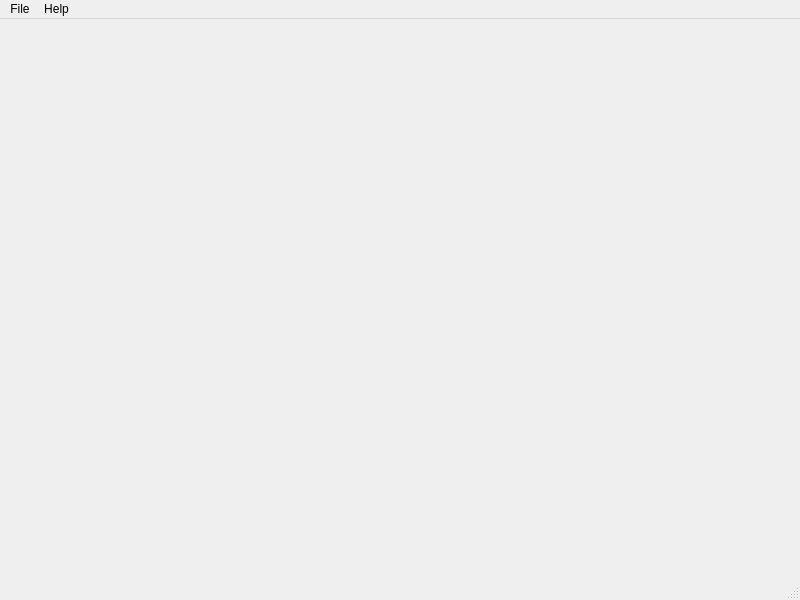
First picture: the form in themeeditor.ui, repository AritxOnly/Qt-AbletonLive_ThemeEditor, before the edit.
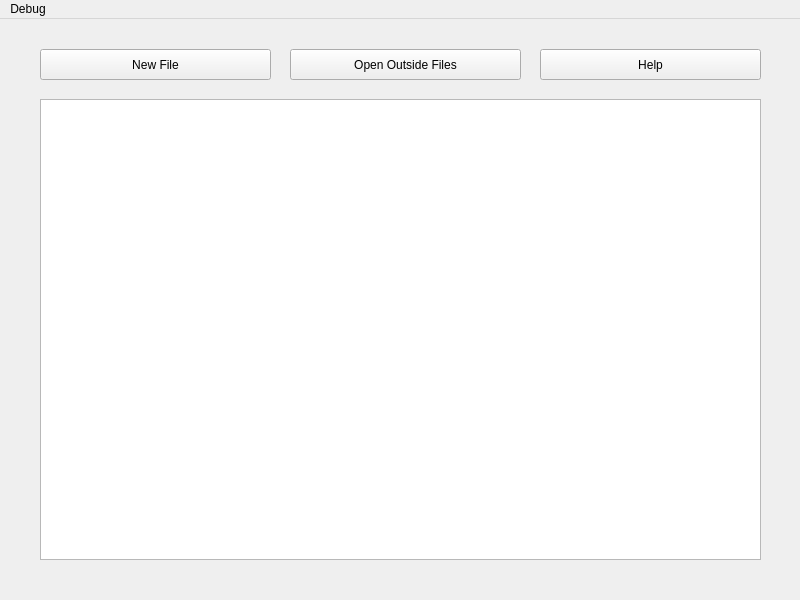
Second picture: the form after the edit.

Commit message: Rewrite UI and designed the main page, created the EditorUi class

Patch:
```diff
--- a/themeeditor.ui
+++ b/themeeditor.ui
@@ -13,7 +13,57 @@
   <property name="windowTitle">
    <string>ThemeEditor</string>
   </property>
-  <widget class="QWidget" name="centralwidget"/>
+  <widget class="QWidget" name="centralwidget">
+   <widget class="QListWidget" name="listWidget">
+    <property name="geometry">
+     <rect>
+      <x>40</x>
+      <y>80</y>
+      <width>721</width>
+      <height>461</height>
+     </rect>
+    </property>
+   </widget>
+   <widget class="QPushButton" name="pushButtonOpenCustom">
+    <property name="geometry">
+     <rect>
+      <x>290</x>
+      <y>30</y>
+      <width>231</width>
+      <height>31</height>
+     </rect>
+    </property>
+    <property name="text">
+     <string>Open Outside Files</string>
+    </property>
+   </widget>
+   <widget class="QPushButton" name="pushButtonNew">
+    <property name="geometry">
+     <rect>
+      <x>40</x>
+      <y>30</y>
+      <width>231</width>
+      <height>31</height>
+     </rect>
+    </property>
+    <property name="text">
+     <string>New File</string>
+    </property>
+   </widget>
+   <widget class="QPushButton" name="pushButtonHelp">
+    <property name="geometry">
+     <rect>
+      <x>540</x>
+      <y>30</y>
+      <width>221</width>
+      <height>31</height>
+     </rect>
+    </property>
+    <property name="text">
+     <string>Help</string>
+    </property>
+   </widget>
+  </widget>
   <widget class="QMenuBar" name="menubar">
    <property name="geometry">
     <rect>
@@ -25,7 +75,7 @@
    </property>
    <widget class="QMenu" name="menuFile">
     <property name="title">
-     <string>File</string>
+     <string>Debug</string>
     </property>
     <addaction name="actionSave"/>
     <addaction name="actionSave_as"/>
@@ -34,37 +84,8 @@
     <addaction name="separator"/>
     <addaction name="actionDebug_Output"/>
    </widget>
-   <widget class="QMenu" name="menuHelp">
-    <property name="title">
-     <string>Help</string>
-    </property>
-    <addaction name="actionAbout"/>
-    <addaction name="actionSupport"/>
-   </widget>
    <addaction name="menuFile"/>
-   <addaction name="menuHelp"/>
   </widget>
-  <widget class="QStatusBar" name="statusbar"/>
-  <action name="actionNre">
-   <property name="text">
-    <string>New</string>
-   </property>
-  </action>
-  <action name="actionSave">
-   <property name="text">
-    <string>Save</string>
-   </property>
-  </action>
-  <action name="actionSave_as">
-   <property name="text">
-    <string>Save as...</string>
-   </property>
-  </action>
-  <action name="actionOpen">
-   <property name="text">
-    <string>Open</string>
-   </property>
-  </action>
   <action name="actionDebug_Output">
    <property name="text">
     <string>Debug Output</string>
```
Left out of the diff: 13 changed lines with no effect on the pictures. The commit also changes 6 other files.
